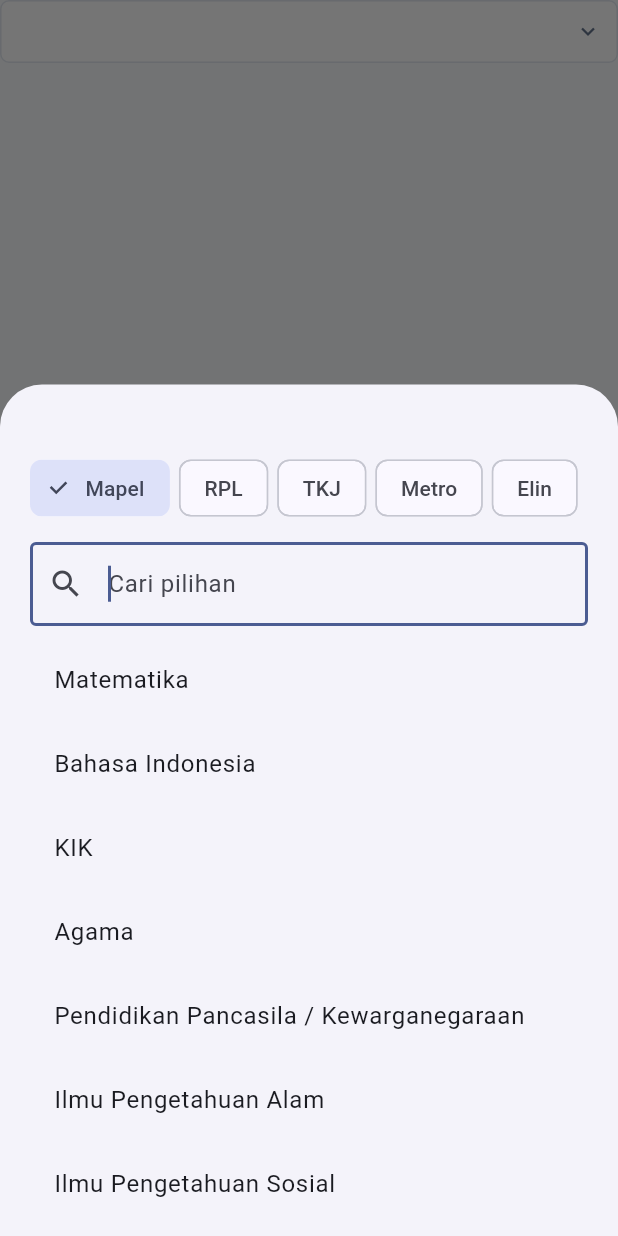
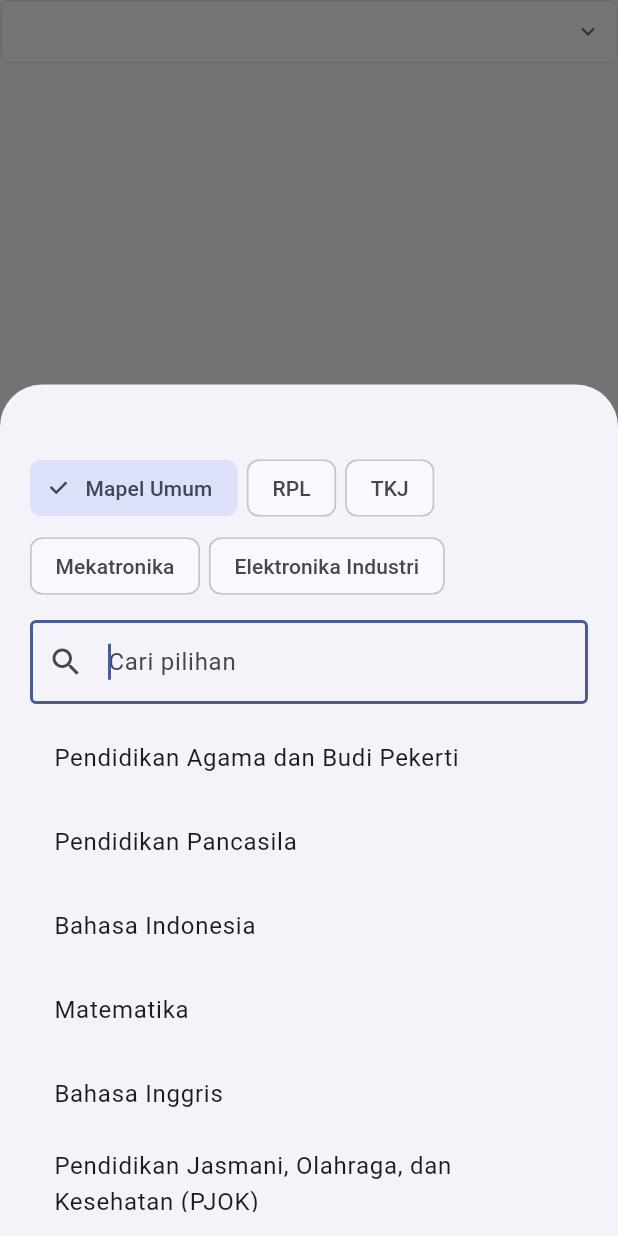
Before and after one commit to fedevhub/Eduvara, a Flutter app: the SubjectSelector widget shown alone on an empty page, opened directly with empty values, after a tap on the "keyboard arrow down" icon, on a phone screen of 412 x 824 dp. Run offline on Flutter 3.47's test engine with Material 3 defaults, Android fonts, the phone set to English and light mode, and no system bars; our stand-ins replace dio, file_picker, flutter_dotenv, flutter_markdown_plus, shared_preferences, supabase_flutter; missing offline and left inert: markdown; accounts and stored records are empty; statements that could not run were skipped.

Commit message:
add mapel

```diff
--- a/lib/pages/admin/courses/course_form_page.dart
+++ b/lib/pages/admin/courses/course_form_page.dart
@@ -12,10 +12,6 @@ class AdminCourseFormPage extends StatefulWidget {
 
 class _AdminCourseFormPageState extends State<AdminCourseFormPage> {
   static const int _studentsPerPage = 7;
-
-  // Isi daftar ini saat pilihan filter kelas dan jurusan sudah ditentukan.
-  static const List<String> _studentClassFilters = [];
-  static const List<String> _studentMajorFilters = [];
 
   final _formKey = GlobalKey<FormState>();
   final SupabaseClient _db = Supabase.instance.client;
@@ -58,6 +54,30 @@ class _AdminCourseFormPageState extends State<AdminCourseFormPage> {
   List<Map<String, dynamic>> get availableTeachers => _teachers;
 
   List<Map<String, dynamic>> get availableStudents => _students;
+
+  // Dibentuk dari data siswa yang dimuat, sehingga pilihan selalu mengikuti
+  // kelas dan jurusan yang benar-benar tersedia di database.
+  List<String> get _studentClassFilters {
+    final classes =
+        _students
+            .map((student) => _className(student).trim())
+            .where((className) => className.isNotEmpty && className != 'Siswa')
+            .toSet()
+            .toList()
+          ..sort();
+    return classes;
+  }
+
+  List<String> get _studentMajorFilters {
+    final majors =
+        _students
+            .map((student) => _majorForStudent(student).trim())
+            .where((major) => major.isNotEmpty && major != '-')
+            .toSet()
+            .toList()
+          ..sort();
+    return majors;
+  }
 
   bool _isActiveAccount(Map<String, dynamic>? account) {
     final status = account?['status'];
@@ -832,21 +852,75 @@ class SubjectSelector extends StatelessWidget {
   });
 
   static const List<String> _mainSubjects = [
+    'Pendidikan Agama dan Budi Pekerti',
+    'Pendidikan Pancasila',
+    'Bahasa Indonesia',
     'Matematika',
-    'Bahasa Indonesia',
-    'KIK',
-    'Agama',
-    'Pendidikan Pancasila / Kewarganegaraan',
-    'Ilmu Pengetahuan Alam',
-    'Ilmu Pengetahuan Sosial',
     'Bahasa Inggris',
+    'Pendidikan Jasmani, Olahraga, dan Kesehatan (PJOK)',
+    'Sejarah',
+    'Seni Budaya',
+    'Projek Kreatif dan Kewirausahaan (PKK)',
+    'Muatan Lokal',
   ];
 
   static const Map<String, List<String>> _majorSubjects = {
-    'RPL': ['Pemrograman'],
-    'TKJ': ['Jaringan'],
-    'Metro': ['Teknik Industri'],
-    'Elin': ['Kelistrikan'],
+    'RPL': [
+      'Dasar-Dasar Pengembangan Perangkat Lunak dan Gim (PPLG)',
+      'Algoritma dan Pemrograman',
+      'Pemrograman Berorientasi Objek (OOP)',
+      'Pemrograman Web',
+      'Pemrograman Mobile',
+      'Basis Data dan SQL',
+      'Desain UI/UX',
+      'Framework dan Library Pemrograman',
+      'Integrasi API dan Web Service',
+      'Pengujian Perangkat Lunak (Software Testing)',
+      'Pengembangan Aplikasi dan Sistem Informasi',
+      'Version Control (Git dan GitHub)',
+    ],
+    'TKJ': [
+      'Dasar-Dasar Teknik Jaringan Komputer dan Telekomunikasi',
+      'Perakitan dan Perawatan Komputer',
+      'Sistem Operasi',
+      'Dasar-Dasar Jaringan Komputer',
+      'Konfigurasi Router dan Switch',
+      'Administrasi Server',
+      'IP Addressing dan Subnetting',
+      'Jaringan Nirkabel (Wireless)',
+      'Keamanan Jaringan (Network Security)',
+      'Fiber Optic',
+      'Virtualisasi dan Cloud Computing',
+      'Troubleshooting Jaringan',
+    ],
+    'Mekatronika': [
+      'Dasar-Dasar Teknik Mekatronika',
+      'Gambar Teknik',
+      'Dasar-Dasar Teknik Mekanik',
+      'Dasar-Dasar Kelistrikan',
+      'Elektronika Dasar',
+      'Sistem Kendali dan Kontrol',
+      'Programmable Logic Controller (PLC)',
+      'Pneumatik dan Hidrolik',
+      'Sensor dan Aktuator',
+      'Sistem Otomasi Industri',
+      'Robotika',
+      'Perawatan dan Perbaikan Sistem Mekatronika',
+    ],
+    'Elektronika Industri': [
+      'Dasar-Dasar Teknik Elektronika',
+      'Komponen Elektronika',
+      'Rangkaian Elektronika Analog',
+      'Rangkaian Elektronika Digital',
+      'Pengukuran dan Pengujian Elektronika',
+      'Teknik Penyolderan dan Perakitan PCB',
+      'Mikrokontroler',
+      'Sensor dan Aktuator',
+      'Programmable Logic Controller (PLC)',
+      'Sistem Instrumentasi',
+      'Sistem Kendali Elektronika',
+      'Perawatan dan Perbaikan Peralatan Elektronika',
+    ],
   };
 
   @override
@@ -978,12 +1052,11 @@ class _SearchableOptionsSheetState extends State<_SearchableOptionsSheet> {
     if (filters == null) {
       filterItems = widget.items;
     } else if (selectedFilter == null) {
-      filterItems = [
-        ...widget.items,
-        ...filters.values.expand((subjects) => subjects),
-      ];
+      // Tab awal hanya berisi mapel umum. Mapel kejuruan tampil pada
+      // kategori jurusan yang dipilih.
+      filterItems = widget.items;
     } else {
-      filterItems = [...filters[selectedFilter] ?? const [], ...widget.items];
+      filterItems = filters[selectedFilter] ?? const [];
     }
     final items = {...filterItems, ...widget.extraItems}.toList();
 
@@ -1020,7 +1093,7 @@ class _SearchableOptionsSheetState extends State<_SearchableOptionsSheet> {
                   runSpacing: 4,
                   children: [
                     ChoiceChip(
-                      label: const Text('Mapel'),
+                      label: const Text('Mapel Umum'),
                       selected: selectedFilter == null,
                       onSelected: (_) => setState(() => selectedFilter = null),
                     ),
--- a/lib/pages/admin/users/user_list_page.dart
+++ b/lib/pages/admin/users/user_list_page.dart
@@ -29,7 +29,7 @@ class _UserListPageState extends State<UserListPage> {
   String? _error;
   List<UserModel> _users = [];
 
-  static const int _pageSize = 5;
+  static const int _pageSize = 10;
   static const String _allClasses = 'Kelas';
   static const String _allMajors = 'Jurusan';
   static const List<String> _nameOrderOptions = ['Nama A-Z', 'Nama Z-A'];
```
